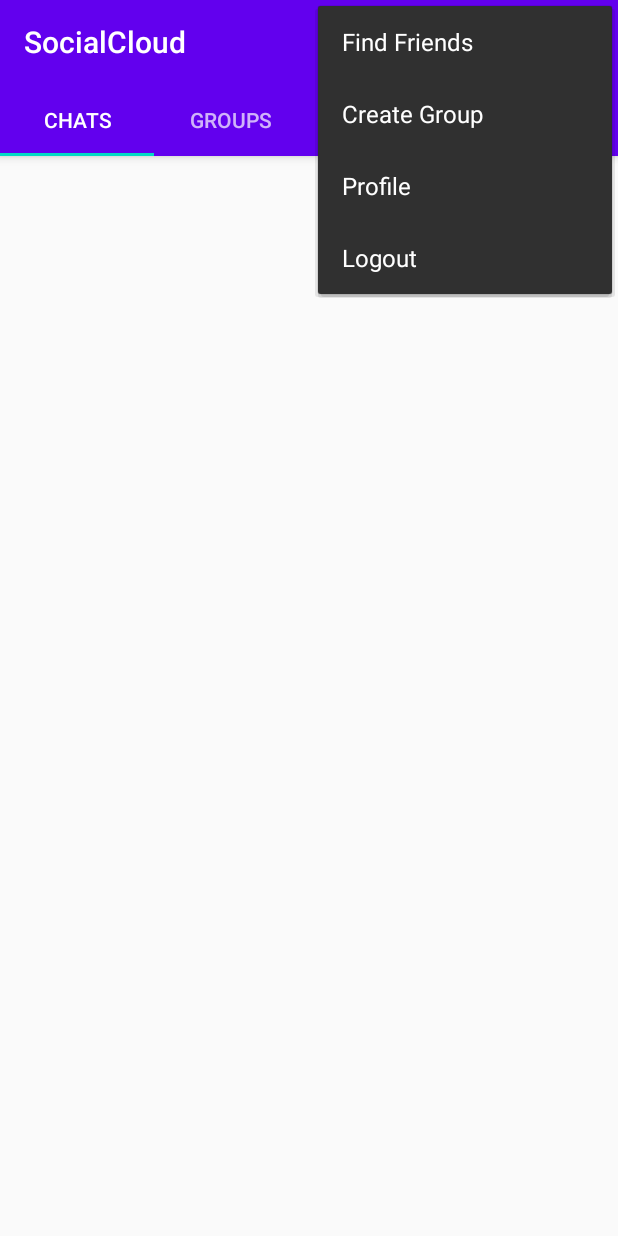
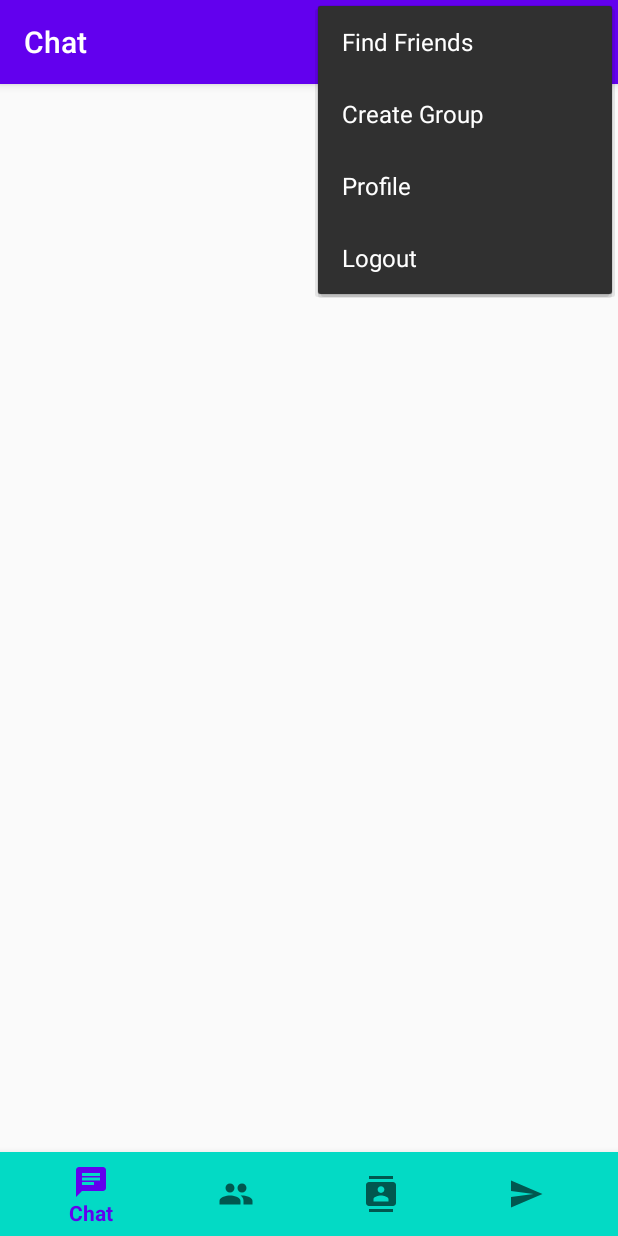
Before and after one commit to vteamdevelopment/SocialCloud, an Android app: the LandingActivity screen opened directly, with no data from a screen before it, with the options menu open, on a phone screen of 412 x 824 dp. Run offline under Robolectric (Android 15) with nearby library versions, the phone set to English and light mode, and no system bars; our stand-ins replace CircleImageView, Firebase (no records; nobody signed in at launch, a user with empty details on screens opened directly), Picasso, navigation-ui.

Commit message:
Addition of button navigation bar.

```diff
--- a/app/build.gradle
+++ b/app/build.gradle
@@ -66,4 +66,8 @@ dependencies {
     implementation 'com.github.bumptech.glide:glide:4.11.0'
     annotationProcessor 'com.github.bumptech.glide:compiler:4.11.0'
 
+
+    implementation 'androidx.navigation:navigation-fragment:2.3.0'
+    implementation 'androidx.navigation:navigation-ui:2.3.0'
+
 }
--- a/app/src/main/java/com/vteam/testdemo/top/ContactsFragment.java
+++ b/app/src/main/java/com/vteam/testdemo/top/ContactsFragment.java
@@ -1,6 +1,7 @@
 package com.vteam.testdemo.top;
 
 
+import android.app.Activity;
 import android.net.Uri;
 import android.os.Bundle;
 import android.util.Log;
@@ -122,9 +123,12 @@ public class ContactsFragment extends Fragment {
                                     public void onSuccess(Uri uri) {
                                         // Got the download URL for 'users/me/profile.png'
                                         Log.d("URL", "" + uri);
-                                        Glide.with(getActivity())
-                                                .load(uri)
-                                                .into(holder.profileImage);
+                                        Activity activity= getActivity();
+                                        if (activity!=null) {
+                                            Glide.with(activity)
+                                                    .load(uri)
+                                                    .into(holder.profileImage);
+                                        }
                                     }
                                 }).addOnFailureListener(new OnFailureListener() {
                                     @Override
--- a/app/src/main/java/com/vteam/testdemo/top/LandingActivity.java
+++ b/app/src/main/java/com/vteam/testdemo/top/LandingActivity.java
@@ -13,10 +13,12 @@ import androidx.annotation.NonNull;
 import androidx.appcompat.app.AlertDialog;
 import androidx.appcompat.app.AppCompatActivity;
 import androidx.appcompat.widget.Toolbar;
+import androidx.fragment.app.Fragment;
 import androidx.viewpager.widget.ViewPager;
 
 import com.google.android.gms.tasks.OnCompleteListener;
 import com.google.android.gms.tasks.Task;
+import com.google.android.material.bottomnavigation.BottomNavigationView;
 import com.google.android.material.tabs.TabLayout;
 import com.google.firebase.auth.FirebaseAuth;
 import com.google.firebase.auth.FirebaseUser;
@@ -31,14 +33,19 @@ import com.vteam.testdemo.SplashActivity;
 import java.text.SimpleDateFormat;
 import java.util.Calendar;
 import java.util.HashMap;
+import androidx.appcompat.app.AppCompatActivity;
+import androidx.navigation.NavController;
+import androidx.navigation.Navigation;
+import androidx.navigation.ui.AppBarConfiguration;
+import androidx.navigation.ui.NavigationUI;
 
 
 public class LandingActivity extends AppCompatActivity {
 
     private Toolbar mToolbar;
-    private ViewPager myViewPager;
-    private TabLayout myTabLayout;
-    private TabsAccessorAdapter myTabsAccessorAdapter;
+//    private ViewPager myViewPager;
+//    private TabLayout myTabLayout;
+//    private TabsAccessorAdapter myTabsAccessorAdapter;
     private FirebaseUser currentUser;
     private FirebaseAuth mAuth;
     private DatabaseReference RootRef;
@@ -48,22 +55,28 @@ public class LandingActivity extends AppCompatActivity {
     protected void onCreate(Bundle savedInstanceState) {
         super.onCreate(savedInstanceState);
         setContentView(R.layout.activity_landing);
+        mToolbar = (Toolbar) findViewById(R.id.main_page_toolbar);
+        setSupportActionBar(mToolbar);
+        getSupportActionBar().setTitle(getString(R.string.app_name));
+
+        BottomNavigationView navView = findViewById(R.id.navigation);
+        // Passing each menu ID as a set of Ids because each
+        // menu should be considered as top level destinations.
+        AppBarConfiguration appBarConfiguration = new AppBarConfiguration.Builder(
+                R.id.navigation_chat, R.id.navigation_group, R.id.navigation_contact,R.id.navigation_request)
+                .build();
+        NavController navController = Navigation.findNavController(this, R.id.nav_host_fragment);
+        NavigationUI.setupActionBarWithNavController(this, navController, appBarConfiguration);
+        NavigationUI.setupWithNavController(navView, navController);
+
+
 
         mAuth = FirebaseAuth.getInstance();
         currentUser = mAuth.getCurrentUser();
         RootRef = FirebaseDatabase.getInstance().getReference();
 
-        mToolbar = (Toolbar) findViewById(R.id.main_page_toolbar);
-        setSupportActionBar(mToolbar);
-        getSupportActionBar().setTitle(getString(R.string.app_name));
+    }
 
-        myViewPager = (ViewPager) findViewById(R.id.main_tabs_pager);
-        myTabsAccessorAdapter = new TabsAccessorAdapter(getSupportFragmentManager());
-        myViewPager.setAdapter(myTabsAccessorAdapter);
-
-        myTabLayout = (TabLayout) findViewById(R.id.main_tabs);
-        myTabLayout.setupWithViewPager(myViewPager);
-    }
 
     @Override
     protected void onStart() {
--- a/app/src/main/java/com/vteam/testdemo/top/TabsAccessorAdapter.java
+++ /dev/null
@@ -1,65 +0,0 @@
-package com.vteam.testdemo.top;
-
-import androidx.annotation.Nullable;
-import androidx.fragment.app.Fragment;
-import androidx.fragment.app.FragmentManager;
-import androidx.fragment.app.FragmentPagerAdapter;
-
-public class TabsAccessorAdapter extends FragmentPagerAdapter {
-
-    public TabsAccessorAdapter(FragmentManager fm) {
-        super(fm);
-    }
-
-    @Override
-    public Fragment getItem(int i) {
-
-        switch (i) {
-            case 0:
-                ChatsFragment chatsFragment = new ChatsFragment();
-                return chatsFragment;
-
-            case 1:
-                GroupsFragment groupsFragment = new GroupsFragment();
-                return groupsFragment;
-
-            case 2:
-                ContactsFragment contactsFragment = new ContactsFragment();
-                return contactsFragment;
-
-            case 3:
-                RequestsFragment requestsFragment = new RequestsFragment();
-                return requestsFragment;
-
-            default:
-                return null;
-        }
-    }
-
-    @Override
-    public int getCount() {
-        return 4;
-    }
-
-    @Nullable
-    @Override
-    public CharSequence getPageTitle(int position) {
-        switch (position) {
-            case 0:
-                return "Chats";
-
-            case 1:
-                return "Groups";
-
-            case 2:
-                return "Contacts";
-
-            case 3:
-                return "Requests";
-
-            default:
-                return null;
-
-        }
-    }
-}
--- /dev/null
+++ b/app/src/main/res/drawable/ic_baseline_chat_24.xml
@@ -0,0 +1,10 @@
+<vector xmlns:android="http://schemas.android.com/apk/res/android"
+    android:width="24dp"
+    android:height="24dp"
+    android:viewportWidth="24"
+    android:viewportHeight="24"
+    android:tint="?attr/colorControlNormal">
+  <path
+      android:fillColor="@android:color/white"
+      android:pathData="M20,2L4,2c-1.1,0 -1.99,0.9 -1.99,2L2,22l4,-4h14c1.1,0 2,-0.9 2,-2L22,4c0,-1.1 -0.9,-2 -2,-2zM6,9h12v2L6,11L6,9zM14,14L6,14v-2h8v2zM18,8L6,8L6,6h12v2z"/>
+</vector>
--- /dev/null
+++ b/app/src/main/res/drawable/ic_baseline_contacts_24.xml
@@ -0,0 +1,10 @@
+<vector xmlns:android="http://schemas.android.com/apk/res/android"
+    android:width="24dp"
+    android:height="24dp"
+    android:viewportWidth="24"
+    android:viewportHeight="24"
+    android:tint="?attr/colorControlNormal">
+  <path
+      android:fillColor="@android:color/white"
+      android:pathData="M20,0L4,0v2h16L20,0zM4,24h16v-2L4,22v2zM20,4L4,4c-1.1,0 -2,0.9 -2,2v12c0,1.1 0.9,2 2,2h16c1.1,0 2,-0.9 2,-2L22,6c0,-1.1 -0.9,-2 -2,-2zM12,6.75c1.24,0 2.25,1.01 2.25,2.25s-1.01,2.25 -2.25,2.25S9.75,10.24 9.75,9 10.76,6.75 12,6.75zM17,17L7,17v-1.5c0,-1.67 3.33,-2.5 5,-2.5s5,0.83 5,2.5L17,17z"/>
+</vector>
--- /dev/null
+++ b/app/src/main/res/drawable/ic_baseline_group_24.xml
@@ -0,0 +1,10 @@
+<vector xmlns:android="http://schemas.android.com/apk/res/android"
+    android:width="24dp"
+    android:height="24dp"
+    android:viewportWidth="24"
+    android:viewportHeight="24"
+    android:tint="?attr/colorControlNormal">
+  <path
+      android:fillColor="@android:color/white"
+      android:pathData="M16,11c1.66,0 2.99,-1.34 2.99,-3S17.66,5 16,5c-1.66,0 -3,1.34 -3,3s1.34,3 3,3zM8,11c1.66,0 2.99,-1.34 2.99,-3S9.66,5 8,5C6.34,5 5,6.34 5,8s1.34,3 3,3zM8,13c-2.33,0 -7,1.17 -7,3.5L1,19h14v-2.5c0,-2.33 -4.67,-3.5 -7,-3.5zM16,13c-0.29,0 -0.62,0.02 -0.97,0.05 1.16,0.84 1.97,1.97 1.97,3.45L17,19h6v-2.5c0,-2.33 -4.67,-3.5 -7,-3.5z"/>
+</vector>
--- /dev/null
+++ b/app/src/main/res/drawable/ic_baseline_send_24.xml
@@ -0,0 +1,10 @@
+<vector xmlns:android="http://schemas.android.com/apk/res/android"
+    android:width="24dp"
+    android:height="24dp"
+    android:viewportWidth="24"
+    android:viewportHeight="24"
+    android:tint="?attr/colorControlNormal">
+  <path
+      android:fillColor="@android:color/white"
+      android:pathData="M2.01,21L23,12 2.01,3 2,10l15,2 -15,2z"/>
+</vector>
--- a/app/src/main/res/layout/activity_landing.xml
+++ b/app/src/main/res/layout/activity_landing.xml
@@ -20,20 +20,27 @@
         </include>
 
 
-        <com.google.android.material.tabs.TabLayout
-            android:id="@+id/main_tabs"
-            android:layout_width="match_parent"
-            android:layout_height="wrap_content"
-            android:theme="@style/ThemeOverlay.AppCompat.Dark.ActionBar">
-        </com.google.android.material.tabs.TabLayout>
-
     </com.google.android.material.appbar.AppBarLayout>
 
-    <androidx.viewpager.widget.ViewPager
-        android:id="@+id/main_tabs_pager"
+
+    <fragment
+        android:id="@+id/nav_host_fragment"
+        android:name="androidx.navigation.fragment.NavHostFragment"
+        android:layout_width="match_parent"
+        android:layout_height="match_parent"
         android:layout_below="@+id/appBarLayout"
+        android:layout_above="@+id/navigation"
+        app:defaultNavHost="true"
+        app:navGraph="@navigation/mobile_navigation" />
+
+    <com.google.android.material.bottomnavigation.BottomNavigationView
+
+        android:id="@+id/navigation"
         android:layout_width="match_parent"
-        android:layout_height="wrap_content">
-    </androidx.viewpager.widget.ViewPager>
+        android:layout_height="56dp"
+        android:background="@color/colorAccent"
+        android:layout_gravity="start"
+        android:layout_alignParentBottom="true"
+        app:menu="@menu/bottom_nav_menu" />
 
 </RelativeLayout>
--- /dev/null
+++ b/app/src/main/res/menu/bottom_nav_menu.xml
@@ -0,0 +1,19 @@
+<menu xmlns:android="http://schemas.android.com/apk/res/android">
+    <item android:id="@+id/navigation_chat"
+        android:title="@string/menu_chat"
+        android:icon="@drawable/ic_baseline_chat_24"
+        />
+    <item android:id="@+id/navigation_group"
+        android:title="@string/menu_group"
+        android:icon="@drawable/ic_baseline_group_24"
+     />
+    <item android:id="@+id/navigation_contact"
+        android:title="@string/menu_contact"
+        android:icon="@drawable/ic_baseline_contacts_24"
+        />
+
+    <item android:id="@+id/navigation_request"
+        android:title="@string/menu_request"
+        android:icon="@drawable/ic_baseline_send_24"
+        />
+</menu>
--- /dev/null
+++ b/app/src/main/res/navigation/mobile_navigation.xml
@@ -0,0 +1,30 @@
+<?xml version="1.0" encoding="utf-8"?>
+<navigation xmlns:android="http://schemas.android.com/apk/res/android"
+    xmlns:app="http://schemas.android.com/apk/res-auto"
+    xmlns:tools="http://schemas.android.com/tools"
+    android:id="@+id/mobile_navigation"
+    app:startDestination="@+id/navigation_chat">
+
+    <fragment
+        android:id="@+id/navigation_chat"
+        android:name="com.vteam.testdemo.top.ChatsFragment"
+        android:label="@string/menu_chat"
+        tools:layout="@layout/fragment_chats" />
+
+    <fragment
+        android:id="@+id/navigation_group"
+        android:name="com.vteam.testdemo.top.GroupsFragment"
+        android:label="@string/menu_group"
+        tools:layout="@layout/fragment_groups" />
+
+    <fragment
+        android:id="@+id/navigation_contact"
+        android:name="com.vteam.testdemo.top.ContactsFragment"
+        android:label="@string/menu_contact"
+        tools:layout="@layout/fragment_contacts" />
+    <fragment
+        android:id="@+id/navigation_request"
+        android:name="com.vteam.testdemo.top.RequestsFragment"
+        android:label="@string/menu_request"
+        tools:layout="@layout/fragment_requests" />
+</navigation>
--- a/app/src/main/res/values/strings.xml
+++ b/app/src/main/res/values/strings.xml
@@ -5,4 +5,8 @@
     <string name="tab_text_3">Call</string>
     <string name="title_item_list">Items</string>
     <string name="title_item_detail">Item Detail</string>
+    <string name="menu_chat">Chat</string>
+    <string name="menu_group">Group</string>
+    <string name="menu_contact">Contact</string>
+    <string name="menu_request">Request</string>
 </resources>
```
